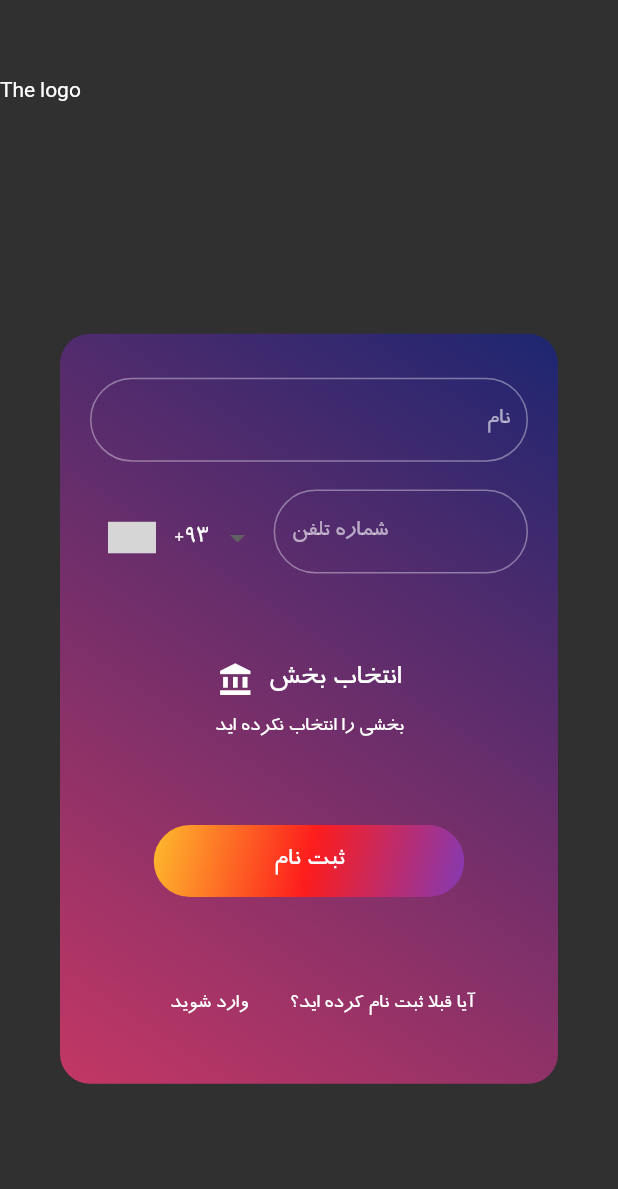
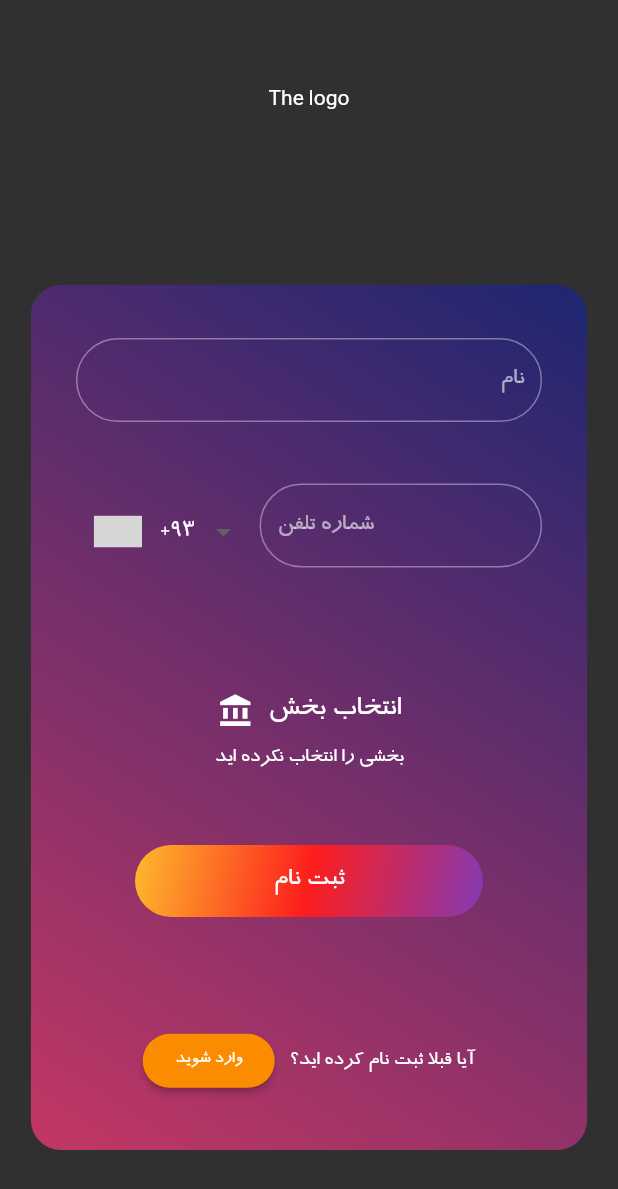
Before and after one commit to tavakkoliamirmohammad/courseeApp, a Flutter app: the screen it shows after launch, on a phone screen of 412 x 824 dp. Shown: the top 1189 px of the screen. Run offline on Flutter 3.47's test engine with Material 2 defaults, Android fonts, the phone set to English and light mode, and no system bars; drawn by our look-alikes of intl_phone_number_input; our stand-ins replace font_awesome_flutter, shared_preferences; missing offline and left inert: persian_date, persian_datetime_picker; network calls fail; grey boxes are pictures that could not be loaded.

Commit message:
better responsiveness for auth screen

```diff
--- a/lib/screens/auth_screen.dart
+++ b/lib/screens/auth_screen.dart
@@ -22,16 +22,9 @@ class AuthScreen extends StatelessWidget {
                       child: ConstrainedBox(
                         constraints: BoxConstraints(minWidth: constraint.maxWidth, minHeight: constraint.maxHeight),
                         child: Container(
-                          decoration: BoxDecoration(
-//                            gradiennt: LinearGradient(
-//                                colors: [Color(0xFF004e92), Color(0xFF000428)],
-//                                begin: Alignment.bottomCenter,
-//                                end: Alignment.topCenter,
-//                                stops: [0, 1]),
-                          ),
                           child: Column(
                             mainAxisAlignment: MainAxisAlignment.spaceAround,
-                            crossAxisAlignment: CrossAxisAlignment.stretch,
+//                            crossAxisAlignment: CrossAxisAlignment.stretch,
                             children: <Widget>[
                               Container(
                                 child: Text("The logo"),
--- a/lib/widgets/auth_card.dart
+++ b/lib/widgets/auth_card.dart
@@ -23,7 +23,7 @@ class _AuthCardState extends State<AuthCard> {
 
   bool isLoading = false;
 
-  double mainHeight = 500;
+  double mainHeight;
 
   final Map<String, dynamic> info = {'dep': null, 'phone': '', 'name': ''};
 
@@ -63,13 +63,16 @@ class _AuthCardState extends State<AuthCard> {
     return showDialog(
       context: context,
       builder: (ctx) => AlertDialog(
-//        shape: RoundedRectangleBorder(
-//            borderRadius: BorderRadius.all(Radius.circular(20))),
-        title: Text("کد تایید"),
-        content: Container(
-          height: 100,
-          child: Column(
-            mainAxisAlignment: MainAxisAlignment.center,
+        shape: RoundedRectangleBorder(
+            borderRadius: BorderRadius.all(Radius.circular(20))),
+        title: Text(
+          "کد تایید",
+          textDirection: TextDirection.rtl,
+        ),
+        content: Column(
+          mainAxisSize: MainAxisSize.min,
+          mainAxisAlignment: MainAxisAlignment.start,
+          crossAxisAlignment: CrossAxisAlignment.center,
           children: <Widget>[
             Text(
               "کد تایید را وارد کنید",
@@ -100,16 +103,11 @@ class _AuthCardState extends State<AuthCard> {
                 },
               ),
             ),
-            ],
+            SizedBox(
+              height: 20,
             ),
-        ),
-        actions: <Widget>[
-          Container(
-            width: 300,
-            child: Column(
-              mainAxisAlignment: MainAxisAlignment.start,
+            Column(
               crossAxisAlignment: CrossAxisAlignment.stretch,
-              mainAxisSize: MainAxisSize.min,
               children: <Widget>[
                 RaisedButton(
                   onPressed: () {
@@ -119,6 +117,7 @@ class _AuthCardState extends State<AuthCard> {
                   child: Text(
                     "تایید",
                     textDirection: TextDirection.rtl,
+                    textAlign: TextAlign.center,
                     style: TextStyle(color: Colors.white, fontSize: 16),
                   ),
                 ),
@@ -130,13 +129,14 @@ class _AuthCardState extends State<AuthCard> {
                   child: Text(
                     "لغو",
                     style: TextStyle(color: Colors.white, fontSize: 16),
+                    textAlign: TextAlign.center,
                     textDirection: TextDirection.rtl,
                   ),
                 ),
               ],
-            ),
             )
           ],
+        ),
       ),
     );
   }
@@ -200,12 +200,15 @@ class _AuthCardState extends State<AuthCard> {
 
   @override
   Widget build(BuildContext context) {
+    final mediaQuery = MediaQuery.of(context).size;
+
+    mainHeight = mediaQuery.height * 0.7;
+
     return SingleChildScrollView(
-      child: AnimatedContainer(
-        duration: Duration(milliseconds: 500),
-        padding: EdgeInsets.all(20),
+      child: Container(
+        padding: EdgeInsets.symmetric(vertical: 20, horizontal: 30),
         decoration: BoxDecoration(
-            borderRadius: BorderRadius.all(Radius.circular(20)),
+            borderRadius: BorderRadius.circular(20),
             gradient: LinearGradient(
               colors: [
                 Color(0xFFC33764),
@@ -216,7 +219,8 @@ class _AuthCardState extends State<AuthCard> {
               end: Alignment.topRight,
             )),
         height: mainHeight,
-        margin: EdgeInsets.symmetric(vertical: 50, horizontal: 40),
+        width: mediaQuery.width * 0.9,
+        constraints: BoxConstraints(maxWidth: 500),
         child: Form(
           key: _form,
           child: Column(
@@ -245,9 +249,9 @@ class _AuthCardState extends State<AuthCard> {
                             },
                           ),
                         ),
-//                        SizedBox(
-//                          height: 30,
-//                        ),
+                        SizedBox(
+                          height: 10,
+                        ),
                       ],
                     )
                   : Container(),
@@ -257,7 +261,6 @@ class _AuthCardState extends State<AuthCard> {
                   print(info['phone']);
                 },
                 formatInput: false,
-                shouldValidate: true,
                 initialCountry2LetterCode: "IR",
                 inputDecoration: InputDecoration(
                   labelText: "شماره تلفن",
@@ -296,7 +299,7 @@ class _AuthCardState extends State<AuthCard> {
                           softWrap: true,
                         ),
                         SizedBox(
-                          height: 40,
+                          height: 20,
                         ),
                       ],
                     )
@@ -323,15 +326,17 @@ class _AuthCardState extends State<AuthCard> {
                         shape: RoundedRectangleBorder(
                             borderRadius: BorderRadius.circular(30)),
                         onPressed: _saveForm,
+                        child: Container(
+                          width: 200,
                           child: Text(
                             userState == UserState.Signup ? "ثبت نام" : "ورود",
                             style: TextStyle(fontSize: 18),
+                            textAlign: TextAlign.center,
+                          ),
                         ),
                         color: Colors.transparent,
                         elevation: 0,
-                        padding: EdgeInsets.symmetric(
-                          horizontal: 80,
-                        ),
+//                        ),
                       ),
                     ),
               SizedBox(
@@ -346,12 +351,17 @@ class _AuthCardState extends State<AuthCard> {
                         SizedBox(
                           width: 10,
                         ),
-                        FlatButton(
-                          child: Text("وارد شوید"),
+                        RaisedButton(
+                          padding: EdgeInsets.all(5),
+                          shape: RoundedRectangleBorder(
+                              borderRadius: BorderRadius.circular(20)),
+                          child: Text(
+                            "وارد شوید",
+                            style: TextStyle(fontSize: 12),
+                          ),
                           onPressed: () {
                             setState(() {
                               userState = UserState.Login;
-                              mainHeight = 350;
                             });
                           },
                         )
@@ -365,12 +375,13 @@ class _AuthCardState extends State<AuthCard> {
                         SizedBox(
                           width: 10,
                         ),
-                        FlatButton(
+                        RaisedButton(
+                          shape: RoundedRectangleBorder(
+                              borderRadius: BorderRadius.circular(20)),
                           child: Text("ثبت نام کنید"),
                           onPressed: () {
                             setState(() {
                               userState = UserState.Signup;
-                              mainHeight = 470;
                             });
                           },
                         )
```
Lines whose indentation alone changed are shown as unchanged.
